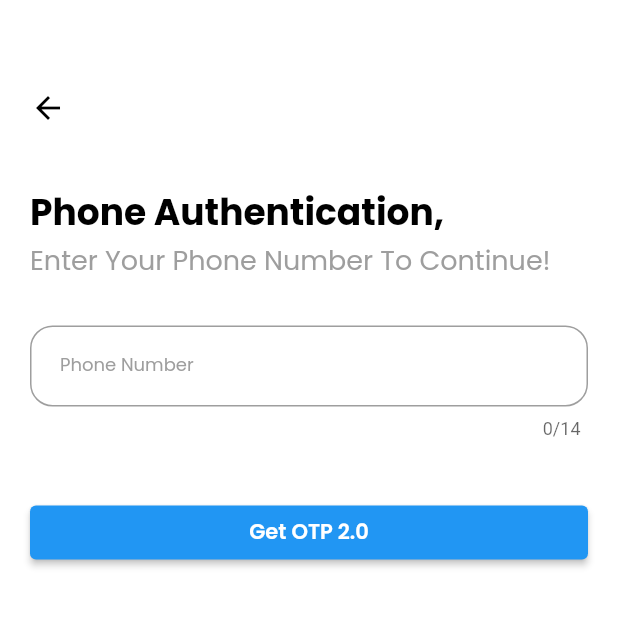
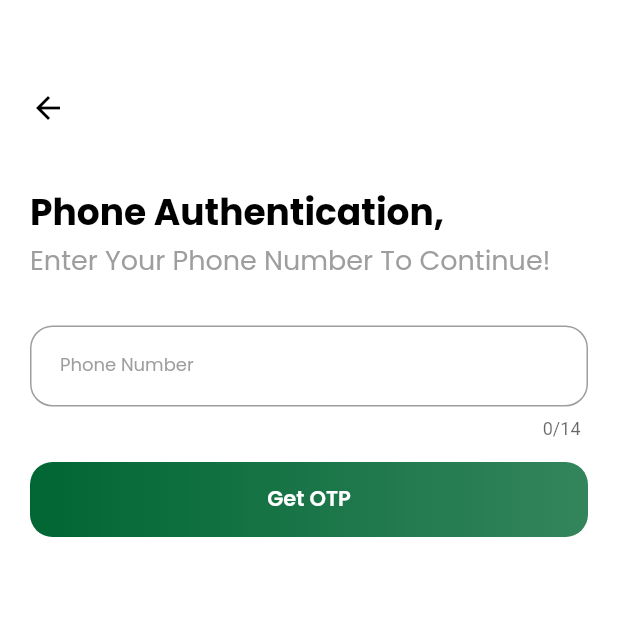
Before and after one commit to Terry9110/MobileCampsu2, a Flutter app: the screen it shows after launch, on a phone screen of 412 x 824 dp, the top half of it. Run offline on Flutter 3.47's test engine with Material 2 defaults, Android fonts, the phone set to English and light mode, and no system bars; our stand-ins replace cloud_firestore, cloud_functions, date_field, firebase_auth, firebase_core, firebase_storage and 5 more; missing offline and left inert: gender_picker; accounts and stored records are empty.

Commit message:
added phone authentication

```diff
--- a/lib/Auth/components/EnterOTP/phone_login.dart
+++ b/lib/Auth/components/EnterOTP/phone_login.dart
@@ -72,7 +72,7 @@ class PhoneSignUpScreen extends StatelessWidget {
                 controller: phoneController,
                 decoration: InputDecoration(
                     hintStyle: GoogleFonts.poppins(color: Colors.grey[400]),
-                    hintText: 'Phone Number',
+                    hintText: '+17538431234',
                     contentPadding: const EdgeInsets.only(
                         left: 20, top: 15, bottom: 15, right: 5),
                     label: Text('Phone Number',
@@ -123,44 +123,66 @@ class PhoneSignUpScreen extends StatelessWidget {
             InkWell(
               onTap: () {
                 loginWithPhone(context);
-
-                // Navigator.of(context)
-                //     .push(MaterialPageRoute(builder: (context) => EnterOTP()));
               },
-              child: Text(
-                otpVisibility ? "Verify" : "Login",
-                style: TextStyle(
-                  color: Colors.white,
-                  fontSize: 20,
-                ),
-              ),
-
-              // child: Container(
-              //     height: 50,
-              //     width: width,
-              //     decoration: BoxDecoration(
-              //         borderRadius: BorderRadius.circular(15),
-              //         gradient: LinearGradient(colors: [
-              //           const Color(0xFF006633),
-              //           const Color(0xFF006633).withOpacity(0.8),
-              //         ])),
-              //     child: Center(
-              //         child: Text('Get OTP',
-              //             style: GoogleFonts.poppins(
-              //                 fontWeight: FontWeight.w600,
-              //                 color: Colors.white,
-              //                 fontSize: 14)))),
-            ),
-            ElevatedButton(
-                onPressed: () {
-                  loginWithPhone(context);
-                },
-                child: Center(
-                    child: Text('Get OTP 2.0',
+              child: Container(
+                  height: 50,
+                  width: width,
+                  decoration: BoxDecoration(
+                      borderRadius: BorderRadius.circular(15),
+                      gradient: LinearGradient(colors: [
+                        const Color(0xFF006633),
+                        const Color(0xFF006633).withOpacity(0.8),
+                      ])),
+                  child: Center(
+                    child: Text('Get OTP',
                         style: GoogleFonts.poppins(
                             fontWeight: FontWeight.w600,
                             color: Colors.white,
-                            fontSize: 14))))
+                            fontSize: 14)),
+                  )),
+            ),
+
+            // InkWell(
+            //   onTap: () {
+            //     loginWithPhone(context);
+
+            //     // Navigator.of(context)
+            //     //     .push(MaterialPageRoute(builder: (context) => EnterOTP()));
+            //   },
+            //   child: Text(
+            //     otpVisibility ? "Verify" : "Login",
+            //     style: TextStyle(
+            //       color: Colors.white,
+            //       fontSize: 20,
+            //     ),
+            //   ),
+
+            //   // child: Container(
+            //   //     height: 50,
+            //   //     width: width,
+            //   //     decoration: BoxDecoration(
+            //   //         borderRadius: BorderRadius.circular(15),
+            //   //         gradient: LinearGradient(colors: [
+            //   //           const Color(0xFF006633),
+            //   //           const Color(0xFF006633).withOpacity(0.8),
+            //   //         ])),
+            //   //     child: Center(
+            //   //         child: Text('Get OTP',
+            //   //             style: GoogleFonts.poppins(
+            //   //                 fontWeight: FontWeight.w600,
+            //   //                 color: Colors.white,
+            //   //                 fontSize: 14)))),
+            // ),
+            // ElevatedButton(
+            //     onPressed: () {
+            //       loginWithPhone(context);
+            //     },
+            //     child: Center(
+            //         child: Text('Get OTP 2.0',
+            //             style: GoogleFonts.poppins(
+            //                 fontWeight: FontWeight.w600,
+            //                 color: Colors.white,
+            //                 fontSize: 14))))
           ],
         ),
       ),
```
